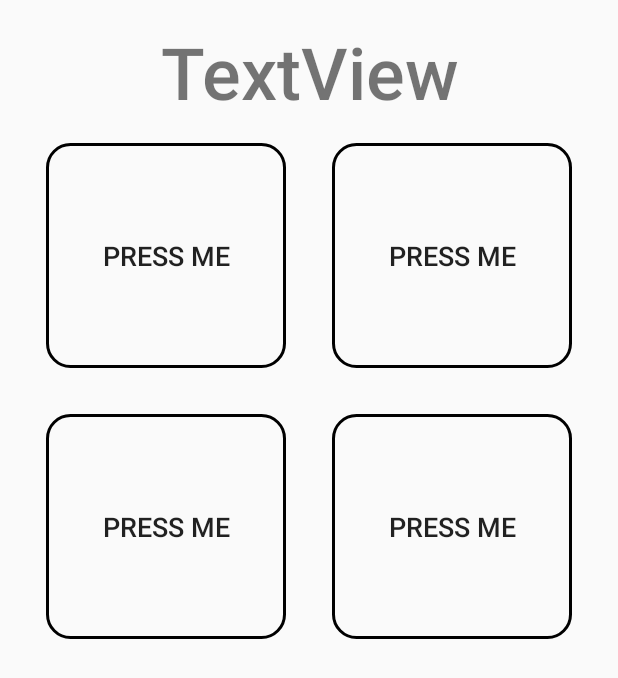
After one commit to TheOnlyJVH/WILLProject, an Android app: the layout activity_math_menu.xml on its own in the app's theme, with its tools: preview values and no code run, on a phone screen of 412 x 824 dp. The commit adds this screen. Shown: the top 678 px of the screen. Run offline under Robolectric (Android 15) with nearby library versions, the phone set to English and light mode, and no system bars.

Commit message:
Math Game fixes and Files added for future use

```diff
--- a/app/src/main/AndroidManifest.xml
+++ b/app/src/main/AndroidManifest.xml
@@ -3,7 +3,7 @@
     package="com.higher.login_register_home">
 
     <uses-permission android:name="android.permission.WRITE_EXTERNAL_STORAGE" />
-    <uses-permission android:name="android.permission.READ_EXTERNAL_STORAGE"/>
+    <uses-permission android:name="android.permission.READ_EXTERNAL_STORAGE" />
     <uses-permission android:name="android.permission.CAMERA" />
 
     <application
@@ -13,17 +13,16 @@
         android:roundIcon="@mipmap/ic_launcher_round"
         android:supportsRtl="true"
         android:theme="@style/AppTheme">
-
-
-        <activity android:name=".TakePictureActivity"/>
-        <activity android:name=".ShapeMatch"/>
-        <activity android:name=".ShapeMatchMenu"/>
+        <activity android:name=".TakePictureActivity" />
+        <activity android:name=".ShapeMatch" />
+        <activity android:name=".ShapeMatchMenu" />
         <activity android:name=".PictureGame" />
         <activity android:name=".PictureMenuActivity" />
         <activity android:name=".GalleryActivity" />
         <activity android:name=".Register" />
         <activity android:name=".Login" />
         <activity android:name=".Home" />
+        <activity android:name=".MathMenuActivity" />
         <activity android:name=".MainActivity">
             <intent-filter>
                 <action android:name="android.intent.action.MAIN" />
@@ -39,7 +38,7 @@
             android:grantUriPermissions="true">
             <meta-data
                 android:name="android.support.FILE_PROVIDER_PATHS"
-                android:resource="@xml/provider_paths"/>
+                android:resource="@xml/provider_paths" />
         </provider>
     </application>
 
--- a/app/src/main/java/com/higher/login_register_home/MathMenuActivity.java
+++ b/app/src/main/java/com/higher/login_register_home/MathMenuActivity.java
@@ -31,7 +31,7 @@ public class MathMenuActivity extends AppCompatActivity
     protected void onCreate(Bundle savedInstanceState)
     {
         super.onCreate(savedInstanceState);
-        setContentView(R.layout.activity_main);
+        setContentView(R.layout.activity_math_menu);
 
         m.setLevel(1);
         m.setOperator(true,true,true,true);
@@ -40,7 +40,7 @@ public class MathMenuActivity extends AppCompatActivity
         button1 = findViewById(R.id.button1);
         button2 = findViewById(R.id.button2);
         button3 = findViewById(R.id.button3);
-        button4 = findViewById(R.id.buttonNext);
+        button4 = findViewById(R.id.button4);
 
         button1.setOnClickListener(new View.OnClickListener()
         {
--- /dev/null
+++ b/app/src/main/java/com/higher/login_register_home/Message/AnswerDisplay.java
@@ -0,0 +1,4 @@
+package com.higher.login_register_home.Message;
+
+public class AnswerDisplay {
+}
--- /dev/null
+++ b/app/src/main/res/layout/activity_math_menu.xml
@@ -0,0 +1,72 @@
+<?xml version="1.0" encoding="UTF-8"?>
+<LinearLayout
+    android:padding="15dp"
+    android:orientation="vertical"
+    android:layout_height="match_parent"
+    android:layout_width="match_parent"
+    xmlns:android="http://schemas.android.com/apk/res/android">
+
+    <TextView
+        android:layout_height="wrap_content"
+        android:layout_width="match_parent"
+        android:textSize="48sp"
+        android:text="TextView"
+        android:gravity="center"
+        android:fontFamily="sans-serif-medium"
+        android:id="@+id/textView"/>
+
+    <LinearLayout
+        android:orientation="horizontal"
+        android:layout_height="wrap_content"
+        android:layout_width="match_parent">
+
+        <Button
+            android:layout_height="150dp"
+            android:layout_width="wrap_content"
+            android:textSize="18sp"
+            android:text="press me"
+            android:id="@+id/button1"
+            android:background="@drawable/button"
+            android:layout_weight="1"
+            android:layout_margin="15dp"/>
+
+        <Button
+            android:layout_height="150dp"
+            android:layout_width="wrap_content"
+            android:textSize="18sp"
+            android:text="press me"
+            android:id="@+id/button2"
+            android:background="@drawable/button"
+            android:layout_weight="1"
+            android:layout_margin="15dp"/>
+
+    </LinearLayout>
+
+
+    <LinearLayout
+        android:orientation="horizontal"
+        android:layout_height="wrap_content"
+        android:layout_width="match_parent">
+
+        <Button
+            android:layout_height="150dp"
+            android:layout_width="wrap_content"
+            android:textSize="18sp"
+            android:text="press me"
+            android:id="@+id/button3"
+            android:background="@drawable/button"
+            android:layout_weight="1"
+            android:layout_margin="15dp"/>
+
+        <Button
+            android:layout_height="150dp"
+            android:layout_width="wrap_content"
+            android:textSize="18sp"
+            android:text="press me"
+            android:id="@+id/button4"
+            android:background="@drawable/button"
+            android:layout_weight="1"
+            android:layout_margin="15dp"/>
+
+    </LinearLayout>
+</LinearLayout>
```
